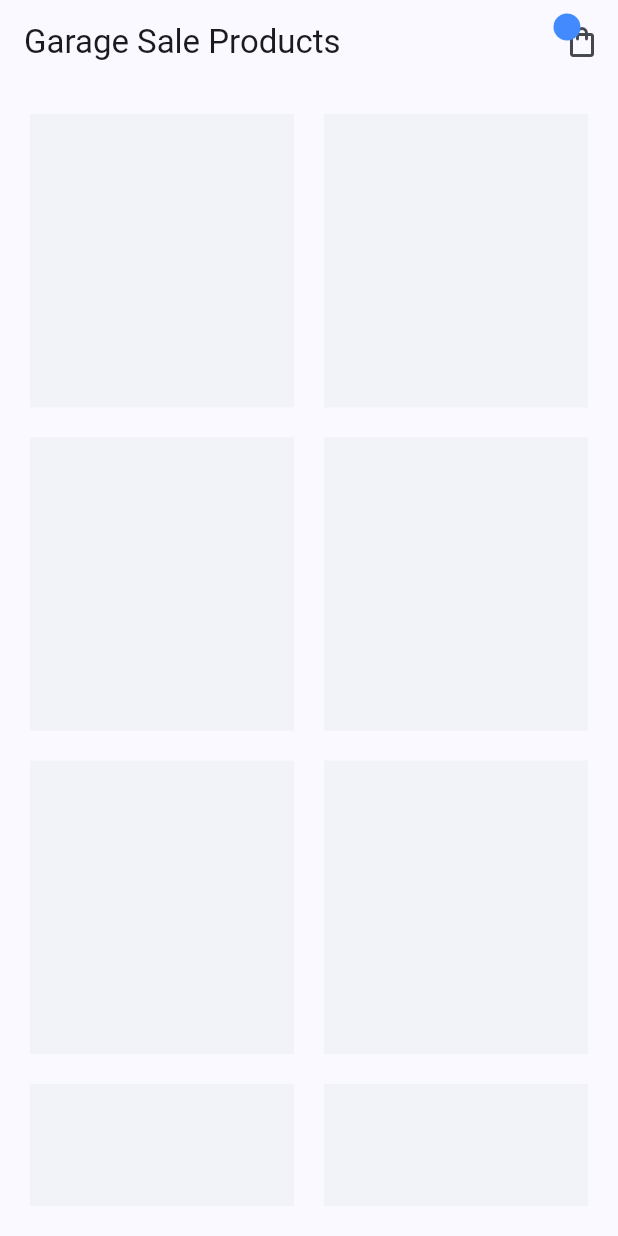
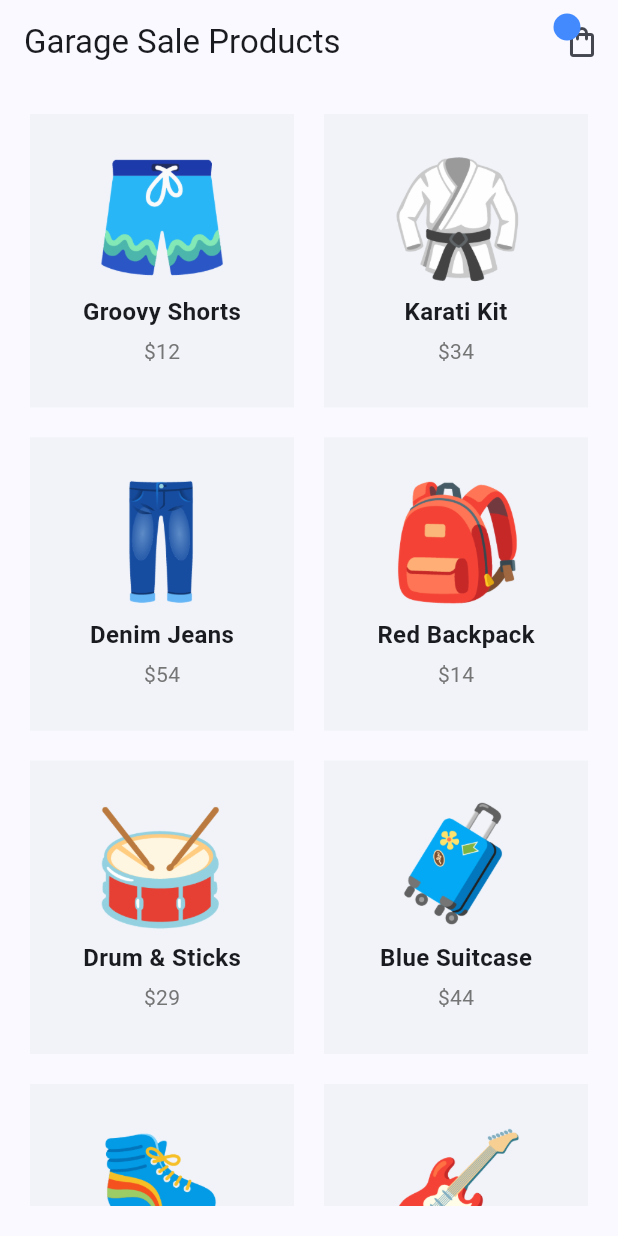
Before and after one commit to ShahriarHossainRifat/flutter_riverpod_project, a Flutter app: the screen it shows after launch, on a phone screen of 412 x 824 dp. Run offline on Flutter 3.47's test engine with Material 3 defaults, Android fonts, the phone set to English and light mode, and no system bars; our stand-ins replace flutter_riverpod.

Commit message:
added new products

```diff
--- a/lib/main.dart
+++ b/lib/main.dart
@@ -1,14 +1,14 @@
 import 'package:flutter/material.dart';
+import 'package:flutter_riverpod/flutter_riverpod.dart';
 import 'screens/home/home_screen.dart';
 
 void main() {
-  runApp(const MyApp());
+  runApp(ProviderScope(child: MyApp()));
 }
 
 class MyApp extends StatelessWidget {
   const MyApp({super.key});
 
-  // This widget is the root of your application.
   @override
   Widget build(BuildContext context) {
     return MaterialApp(
@@ -16,7 +16,7 @@ class MyApp extends StatelessWidget {
       theme: ThemeData(
         colorScheme: ColorScheme.fromSeed(seedColor: Colors.blueAccent),
       ),
-      home: const HomeScreen(),
+      home: HomeScreen(),
     );
   }
 }
--- a/lib/models/product.dart
+++ b/lib/models/product.dart
@@ -1,5 +1,5 @@
 class Product {
-  const Product({
+  Product({
     required this.id,
     required this.title,
     required this.price,
--- /dev/null
+++ b/lib/providers/products_provider.dart
@@ -0,0 +1,62 @@
+import 'package:flutter_riverpod/flutter_riverpod.dart';
+
+import '../models/product.dart';
+
+List<Product> get allProducts => [
+  Product(
+    id: '1',
+    title: 'Groovy Shorts',
+    price: 12,
+    image: 'assets/products/shorts.png',
+  ),
+  Product(
+    id: '2',
+    title: 'Karati Kit',
+    price: 34,
+    image: 'assets/products/karati.png',
+  ),
+  Product(
+    id: '3',
+    title: 'Denim Jeans',
+    price: 54,
+    image: 'assets/products/jeans.png',
+  ),
+  Product(
+    id: '4',
+    title: 'Red Backpack',
+    price: 14,
+    image: 'assets/products/backpack.png',
+  ),
+  Product(
+    id: '5',
+    title: 'Drum & Sticks',
+    price: 29,
+    image: 'assets/products/drum.png',
+  ),
+  Product(
+    id: '6',
+    title: 'Blue Suitcase',
+    price: 44,
+    image: 'assets/products/suitcase.png',
+  ),
+  Product(
+    id: '7',
+    title: 'Roller Skates',
+    price: 52,
+    image: 'assets/products/skates.png',
+  ),
+  Product(
+    id: '8',
+    title: 'Electric Guitar',
+    price: 79,
+    image: 'assets/products/guitar.png',
+  ),
+];
+
+final productsProvider = Provider((ref) {
+  return allProducts;
+});
+
+final reducedProductsProvider = Provider((ref) {
+  return allProducts.where((product) => product.price < 50).toList();
+});
--- a/lib/screens/cart/cart_screen.dart
+++ b/lib/screens/cart/cart_screen.dart
@@ -14,13 +14,13 @@ class _CartScreenState extends State<CartScreen> {
   Widget build(BuildContext context) {
     return Scaffold(
       appBar: AppBar(
-        title: const Text('Your Cart'),
+        title: Text('Your Cart'),
         centerTitle: true,
         // actions: [],
       ),
       body: Container(
-        padding: const EdgeInsets.all(30),
-        child: const Column(
+        padding: EdgeInsets.all(30),
+        child: Column(
           children: [
             Column(
               children: [], // output cart products here
--- a/lib/screens/home/home_screen.dart
+++ b/lib/screens/home/home_screen.dart
@@ -1,21 +1,24 @@
 import 'package:flutter/material.dart';
+import 'package:flutter_riverpod/flutter_riverpod.dart';
+import '../../providers/products_provider.dart';
 import '../../shared/cart_icon.dart';
 
-class HomeScreen extends StatelessWidget {
+class HomeScreen extends ConsumerWidget {
   const HomeScreen({super.key});
 
   @override
-  Widget build(BuildContext context) {
+  Widget build(BuildContext context, WidgetRef ref) {
+    final allProducts = ref.watch(productsProvider);
     return Scaffold(
       appBar: AppBar(
-        title: const Text('Garage Sale Products'),
-        actions: const [CartIcon()],
+        title: Text('Garage Sale Products'),
+        actions: [CartIcon()],
       ),
       body: Padding(
-        padding: const EdgeInsets.all(20),
+        padding: EdgeInsets.all(20),
         child: GridView.builder(
-          itemCount: 8,
-          gridDelegate: const SliverGridDelegateWithFixedCrossAxisCount(
+          itemCount: allProducts.length,
+          gridDelegate: SliverGridDelegateWithFixedCrossAxisCount(
             crossAxisCount: 2,
             mainAxisSpacing: 20,
             crossAxisSpacing: 20,
@@ -23,8 +26,22 @@ class HomeScreen extends StatelessWidget {
           ),
           itemBuilder: (context, index) {
             return Container(
-              padding: const EdgeInsets.all(20),
+              padding: EdgeInsets.all(20),
               color: Colors.blueGrey.withValues(alpha: 0.05),
+              child: Column(
+                children: [
+                  Image.asset(allProducts[index].image, height: 100),
+                  Text(
+                    allProducts[index].title,
+                    style: TextStyle(fontSize: 16, fontWeight: FontWeight.bold),
+                  ),
+                  SizedBox(height: 5),
+                  Text(
+                    '\$${allProducts[index].price}',
+                    style: TextStyle(fontSize: 14, color: Colors.grey[600]),
+                  ),
+                ],
+              ),
             );
           },
         ),
--- a/lib/shared/cart_icon.dart
+++ b/lib/shared/cart_icon.dart
@@ -14,12 +14,12 @@ class CartIcon extends StatelessWidget {
               context,
               MaterialPageRoute(
                 builder: (context) {
-                  return const CartScreen();
+                  return CartScreen();
                 },
               ),
             );
           },
-          icon: const Icon(Icons.shopping_bag_outlined),
+          icon: Icon(Icons.shopping_bag_outlined),
         ),
         Positioned(
           top: 5,
```
